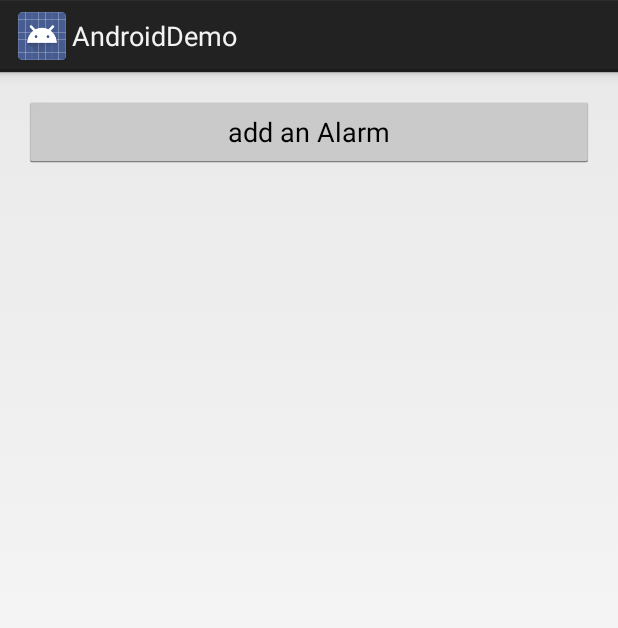
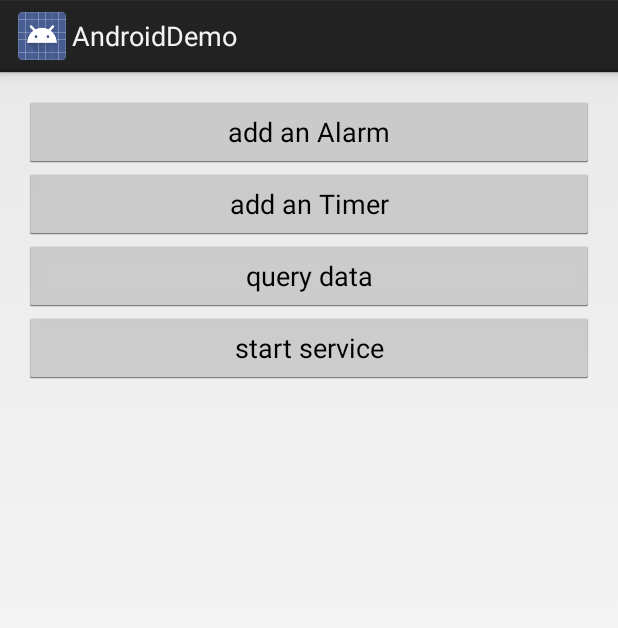
Before and after one commit to hxdaxu/AndroidDemo, an Android app: the AddAlarmActivity screen opened directly, with no data from a screen before it, after a tap on "add an Alarm", on a phone screen of 412 x 824 dp. Shown: the top 628 px of the screen. Run offline under Robolectric (Android 15) with nearby library versions, the phone set to English and light mode, and no system bars.

Commit message:
commit on 16 Aug

```diff
--- a/app/src/main/AndroidManifest.xml
+++ b/app/src/main/AndroidManifest.xml
@@ -40,6 +40,7 @@
             <intent-filter>
                 <action android:name="com.gionee.clearData" />
                 <action android:name="android.intent.action.PACKAGE_DATA_CLEARED" />
+                <action android:name="com.android.deskclock.inten.DELETE_ALARM" />
             </intent-filter>
         </receiver>
 
--- a/app/src/main/java/com/hqc/demo/MainActivity.java
+++ b/app/src/main/java/com/hqc/demo/MainActivity.java
@@ -50,6 +50,7 @@ public class MainActivity extends Activity implements OnItemClickListener {
         super.onCreate(savedInstanceState);
         setContentView(R.layout.activity_main);
         initView();
+        getWindow().setNavigationBarColor(getColor(R.color.nativetion_bar_color));
     }
 
     private void initView() {
--- a/app/src/main/java/com/hqc/demo/addAlarmDemo/AddAlarmActivity.java
+++ b/app/src/main/java/com/hqc/demo/addAlarmDemo/AddAlarmActivity.java
@@ -2,6 +2,7 @@ package com.hqc.demo.addAlarmDemo;
 
 import android.app.Activity;
 import android.content.ContentProvider;
+import android.content.ContentResolver;
 import android.content.Context;
 import android.content.Intent;
 import android.database.Cursor;
@@ -9,6 +10,7 @@ import android.net.Uri;
 import android.os.Bundle;
 import android.os.UserManager;
 import android.provider.AlarmClock;
+import android.provider.MediaStore;
 import android.view.View;
 import android.widget.Button;
 
@@ -24,6 +26,9 @@ public class AddAlarmActivity extends Activity implements View.OnClickListener{
     private static final String TAG = "testNearestAlarm";
 
     private Button addAlarmBtn;
+    private Button addTimerBtn;
+    private Button queryData;
+    private Button startService;
 
     @Override
     protected void onCreate(Bundle savedInstanceState) {
@@ -34,31 +39,86 @@ public class AddAlarmActivity extends Activity implements View.OnClickListener{
 
     private void initView() {
         addAlarmBtn = (Button) findViewById(R.id.btn_add_alarm);
+        addTimerBtn = (Button) findViewById(R.id.btn_add_timer);
+        queryData = (Button) findViewById(R.id.btn_query_audio_path);
+        startService = (Button) findViewById(R.id.btn_start_service);
+
         addAlarmBtn.setOnClickListener(this);
+        addTimerBtn.setOnClickListener(this);
+        queryData.setOnClickListener(this);
+        startService.setOnClickListener(this);
     }
 
     @Override
     public void onClick(View v) {
         switch(v.getId()){
             case R.id.btn_add_alarm:
-//                addAlarm();
+                addAlarm();
+                break;
+            case R.id.btn_add_timer:
+                addTimer();
+                break;
+            case R.id.btn_query_audio_path:
+                quertAudioPath();
+                break;
+            case R.id.btn_start_service:
+                startServiceMethon();
                 break;
             default:
                 break;
         }
     }
 
-//    private void addAlarm() {
-//        ArrayList<Integer> list = new ArrayList<Integer>();
-//        list.add(Calendar.THURSDAY);
-//        list.add(Calendar.WEDNESDAY);
-//        list.add(Calendar.MONDAY);
-//        Intent intent = new Intent(AlarmClock.ACTION_SET_ALARM);
-//        intent.putExtra(AlarmClock.EXTRA_MESSAGE,"alarm name");
-//        intent.putExtra(AlarmClock.EXTRA_HOUR,11);
-//        intent.putExtra(AlarmClock.EXTRA_MINUTES,30);
-//        intent.putIntegerArrayListExtra(AlarmClock.EXTRA_DAYS,list);
-//        startActivity(intent);
+    private void startServiceMethon() {
+        Log.d(TAG,"startServiceMethon");
+        Intent intent = new Intent("com.android.deskclock.ALARM_ALERT");
+        startService(intent);
+    }
+
+    private void quertAudioPath(){
+        Uri uri = Uri.parse("content://media/internal/audio/media/5");
+        Log.d("-----quertAudioPath","cursor = ");
+        ContentResolver cr = getApplicationContext().getContentResolver();
+        String[] projection = new String[] { MediaStore.Audio.Media.DATA };
+        Cursor cursor = cr.query(uri, projection, null, null, null);
+        Log.d("-----quertAudioPath","cursor = "+cursor);
+        if(cursor == null || !cursor.moveToFirst()){
+            return;
+        }
+        int index = cursor.getColumnIndexOrThrow(MediaStore.Audio.Media.DATA);
+        String path = cursor.getString(index);
+        Log.d("-----quertAudioPath",path);
+        cursor.close();
+    }
+
+
+    private void addAlarm() {
+        ArrayList<Integer> list = new ArrayList<Integer>();
+        list.add(Calendar.THURSDAY);
+        list.add(Calendar.WEDNESDAY);
+        list.add(Calendar.MONDAY);
+        Intent intent = new Intent(AlarmClock.ACTION_SET_ALARM);
+        intent.putExtra(AlarmClock.EXTRA_MESSAGE, "alarm name");
+//        intent.putExtra(AlarmClock.EXTRA_HOUR, 11);
+        intent.putExtra(AlarmClock.EXTRA_MINUTES, 30);
+//        intent.putExtra(AlarmClock.EXTRA_SKIP_UI, true);
+        intent.putIntegerArrayListExtra(AlarmClock.EXTRA_DAYS, list);
+        startActivity(intent);
+    }
+
+    private void addTimer() {
+//        AlarmClock.EXTRA_LENGTH
+        Intent intent = new Intent(AlarmClock.ACTION_SET_TIMER);
+        intent.putExtra(AlarmClock.EXTRA_SKIP_UI,false);
+        intent.putExtra(AlarmClock.EXTRA_LENGTH,60);
+        intent.putExtra(AlarmClock.EXTRA_MESSAGE,"timer");
+        startActivity(intent);
+
+
+    }
+
+
+
 
 //        Long now = System.currentTimeMillis();
 //        Cursor cursor = null;
--- a/app/src/main/java/com/hqc/demo/mediaplayerdemo/MediaDemoActivity.java
+++ b/app/src/main/java/com/hqc/demo/mediaplayerdemo/MediaDemoActivity.java
@@ -28,8 +28,9 @@ public class MediaDemoActivity extends Activity implements View.OnClickListener{
         setContentView(R.layout.activity_media_demo);
         bt_stop = (Button) findViewById(R.id.bt_stop);
         bt_stop.setOnClickListener(this);
-        mMediaPlayer = new MediaPlayer();
-        play();
+//        mMediaPlayer = MediaPlayer.create(R.raw.flash);
+//        mMediaPlayer = new MediaPlayer();
+//        play();
     }
 
     private void play() {
--- a/app/src/main/res/layout/activity_add_alarm.xml
+++ b/app/src/main/res/layout/activity_add_alarm.xml
@@ -1,5 +1,5 @@
 <?xml version="1.0" encoding="utf-8"?>
-<RelativeLayout xmlns:android="http://schemas.android.com/apk/res/android"
+<LinearLayout xmlns:android="http://schemas.android.com/apk/res/android"
     xmlns:tools="http://schemas.android.com/tools"
     android:id="@+id/activity_add_alarm"
     android:layout_width="match_parent"
@@ -8,6 +8,7 @@
     android:paddingLeft="@dimen/activity_horizontal_margin"
     android:paddingRight="@dimen/activity_horizontal_margin"
     android:paddingTop="@dimen/activity_vertical_margin"
+    android:orientation="vertical"
     tools:context="com.hqc.demo.addAlarmDemo.AddAlarmActivity">
 
     <Button
@@ -17,4 +18,28 @@
         android:layout_alignParentTop="true"
         android:layout_centerHorizontal="true"
         android:id="@+id/btn_add_alarm" />
-</RelativeLayout>
+
+    <Button
+        android:text="add an Timer"
+        android:layout_width="match_parent"
+        android:layout_height="wrap_content"
+        android:layout_alignParentTop="true"
+        android:layout_centerHorizontal="true"
+        android:id="@+id/btn_add_timer" />
+
+    <Button
+        android:text="query data"
+        android:layout_width="match_parent"
+        android:layout_height="wrap_content"
+        android:layout_alignParentTop="true"
+        android:layout_centerHorizontal="true"
+        android:id="@+id/btn_query_audio_path" />
+    <Button
+        android:text="start service"
+        android:layout_width="match_parent"
+        android:layout_height="wrap_content"
+        android:layout_alignParentTop="true"
+        android:layout_centerHorizontal="true"
+        android:id="@+id/btn_start_service" />
+
+</LinearLayout>
--- /dev/null
+++ b/app/src/main/res/values/color.xml
@@ -0,0 +1,5 @@
+<?xml version="1.0" encoding="utf-8"?>
+<resources>
+    <color name="nativetion_bar_color">#80000000</color>
+
+</resources>
```
Also changed, not shown: 2 other files.
